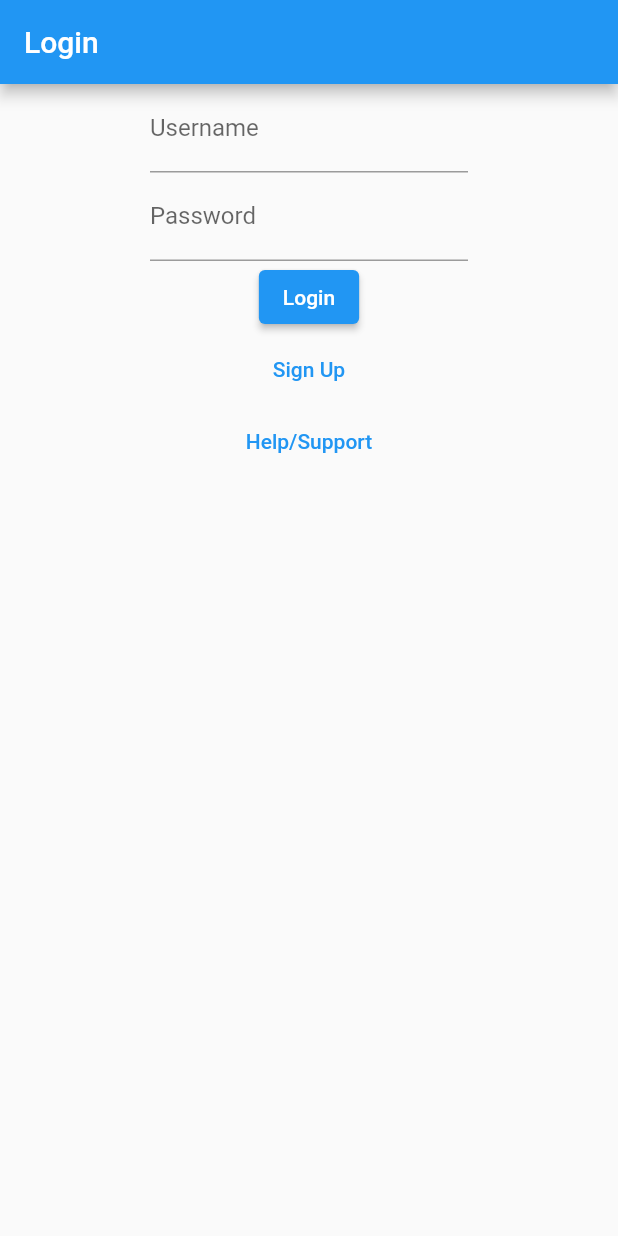
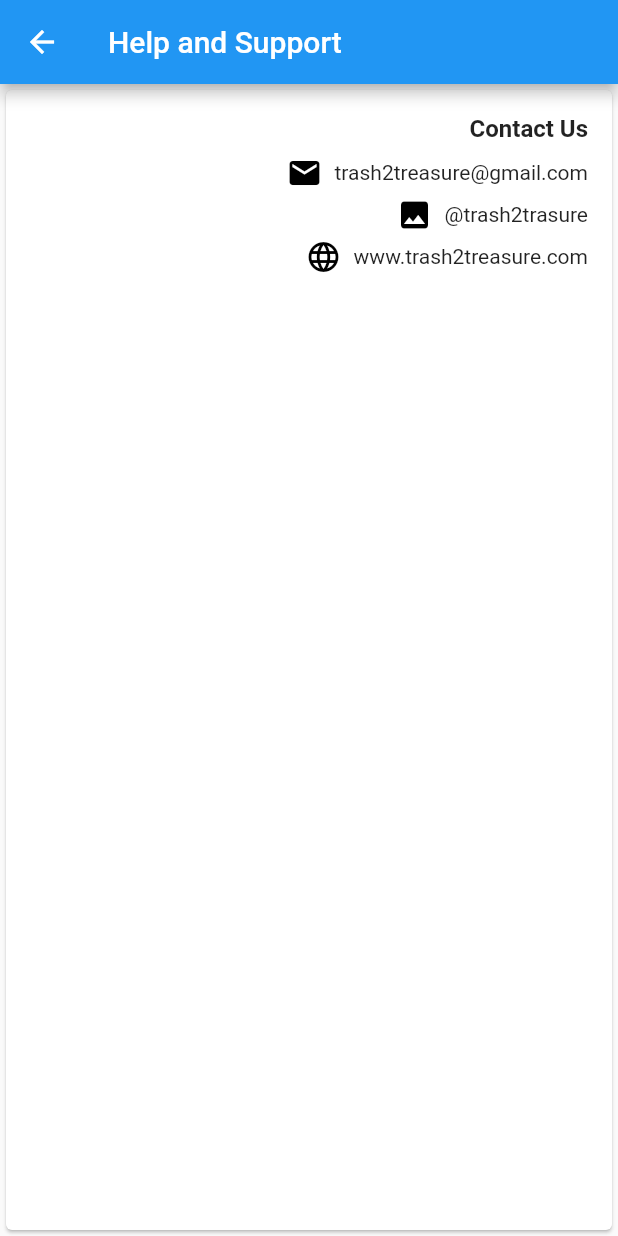
Before and after one commit to OneRedBlip/GraduationProject, a Flutter app: the LoginPage screen opened directly, after a tap on "Help/Support", on a phone screen of 412 x 824 dp. Run offline on Flutter 3.47's test engine with Material 2 defaults, Android fonts, the phone set to English and light mode, and no system bars; network calls fail.

Commit message:
11/30/2023
adding help_support_page.dart and imported in the login_page.dart

```diff
--- /dev/null
+++ b/trash2treasure/lib/help_support_page.dart
@@ -0,0 +1,80 @@
+import 'package:flutter/material.dart';
+
+class HelpSupportPage extends StatefulWidget {
+  @override
+  _HelpSupportPageState createState() => _HelpSupportPageState();
+}
+
+class _HelpSupportPageState extends State<HelpSupportPage> {
+  @override
+  Widget build(BuildContext context) {
+    return Scaffold(
+      appBar: AppBar(
+        title: Text('Help and Support'),
+      ),
+      body: Center(
+        child: Container(
+          alignment: Alignment.bottomRight,
+          child: Card(
+            child: Padding(
+              padding: EdgeInsets.all(16.0),
+              child: Column(
+                crossAxisAlignment: CrossAxisAlignment.end,
+                children: [
+                  Row(
+                    mainAxisAlignment: MainAxisAlignment.end,
+                    children: [
+                      Text(
+                        'Contact Us',
+                        style: TextStyle(
+                          fontSize: 16,
+                          fontWeight: FontWeight.bold,
+                        ),
+                      ),
+                    ],
+                  ),
+                  SizedBox(height: 8),
+                  Row(
+                    mainAxisAlignment: MainAxisAlignment.end,
+                    children: [
+                      Icon(
+                        Icons.email,
+                        color: Colors.black,
+                      ),
+                      SizedBox(width: 8),
+                      Text('trash2treasure@gmail.com'),
+                    ],
+                  ),
+                  SizedBox(height: 4),
+                  Row(
+                    mainAxisAlignment: MainAxisAlignment.end,
+                    children: [
+                      Icon(
+                        Icons.photo,
+                        color: Colors.black,
+                      ),
+                      SizedBox(width: 8),
+                      Text('@trash2trasure'),
+                    ],
+                  ),
+                  SizedBox(height: 4),
+                  Row(
+                    mainAxisAlignment: MainAxisAlignment.end,
+                    children: [
+                      Icon(
+                        Icons.language,
+                        color: Colors.black,
+                      ),
+                      SizedBox(width: 8),
+                      Text('www.trash2treasure.com'),
+                    ],
+                  ),
+                ],
+              ),
+            ),
+          ),
+        ),
+      ),
+    );
+  }
+}
--- a/trash2treasure/lib/login_page.dart
+++ b/trash2treasure/lib/login_page.dart
@@ -5,11 +5,18 @@ import 'package:http/http.dart' as http;
 import 'package:trash2treasure/signup_page.dart';
 
 import 'AfterLogin.dart';
+import 'help_support_page.dart';
 import 'userData.dart';
 
 class LoginPage extends StatefulWidget {
   @override
   State<LoginPage> createState() => _LoginPageState();
+}
+void navigateToHelpSupportPage(BuildContext context) {
+  Navigator.push(
+    context,
+    MaterialPageRoute(builder: (context) => HelpSupportPage()),
+  );
 }
 
 class _LoginPageState extends State<LoginPage> {
@@ -97,7 +104,7 @@ class _LoginPageState extends State<LoginPage> {
           ),
           TextButton(
             onPressed: () {
-              // Help/Support logic goes here
+              navigateToHelpSupportPage(context);
             },
             child: Text('Help/Support'),
           ),
```
